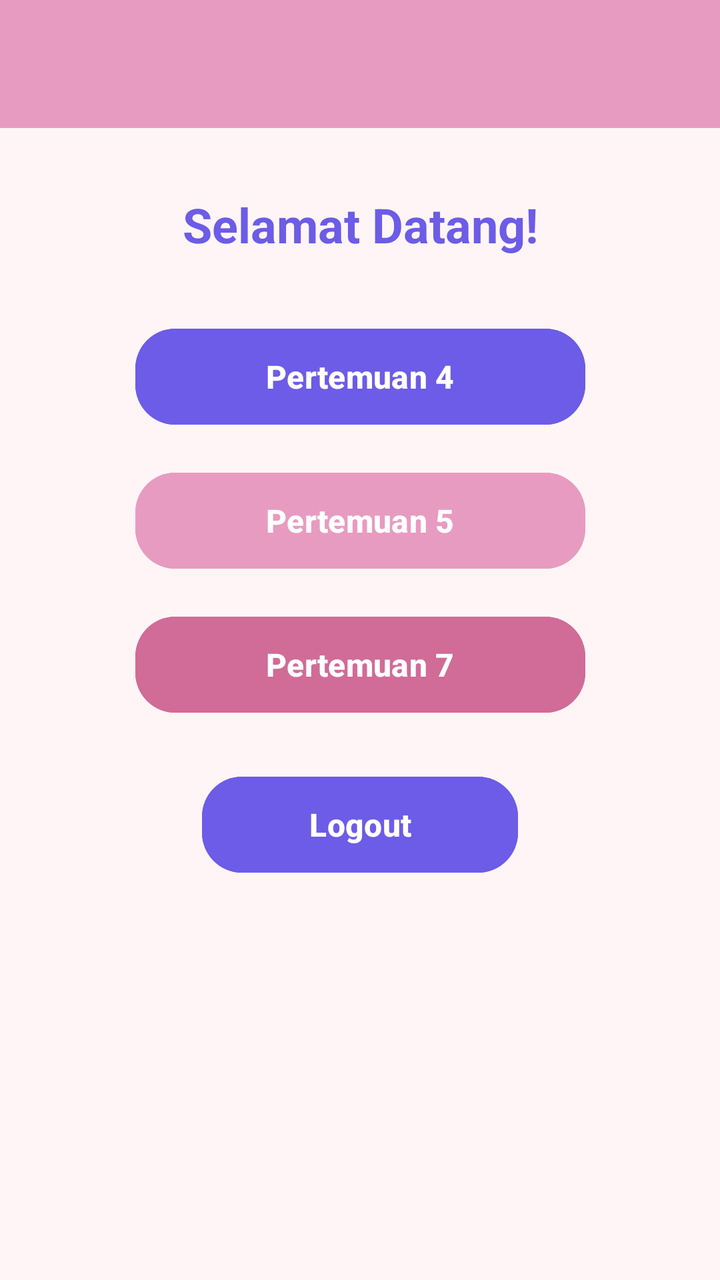
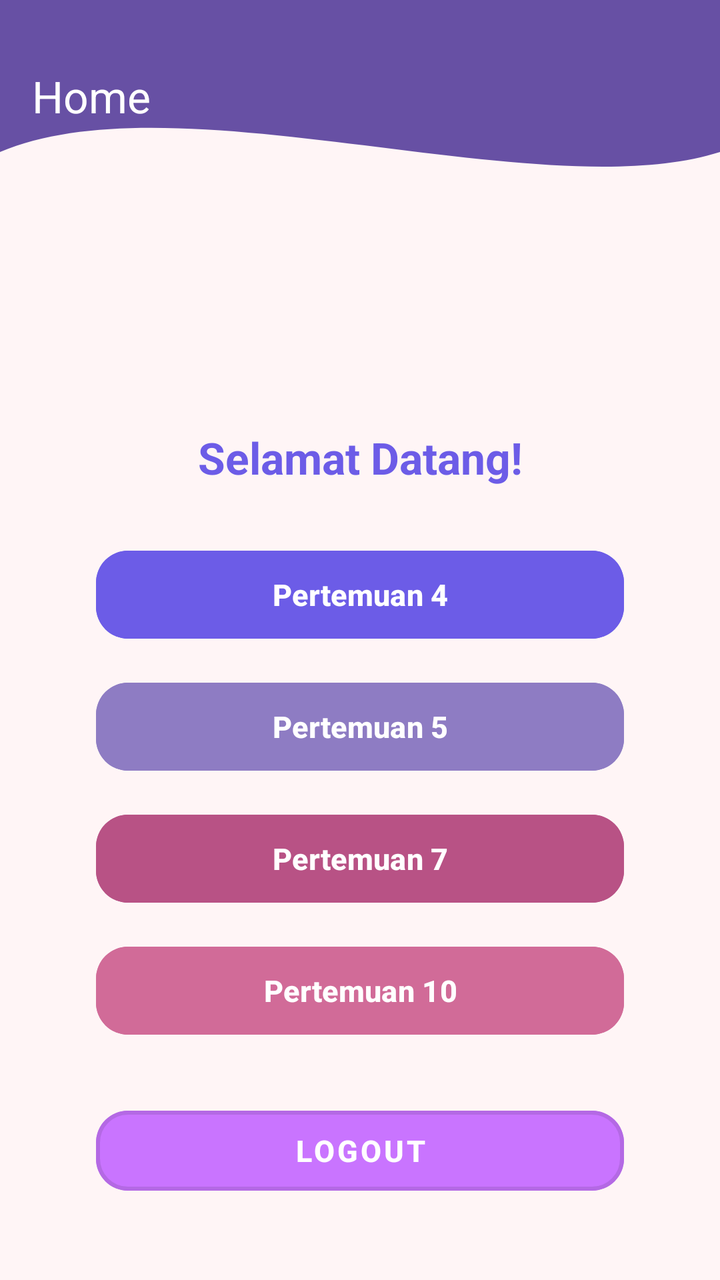

The first picture is an Android layout as it rendered before a commit; the second is the same layout after the commit. The layout source and the unified diff follow.
<!-- AndroidManifest.xml: application theme Theme.Najahtiemobile -->
<!-- res/layout/fragment_home.xml -->
<?xml version="1.0" encoding="utf-8"?>
<androidx.constraintlayout.widget.ConstraintLayout
    xmlns:android="http://schemas.android.com/apk/res/android"
    xmlns:app="http://schemas.android.com/apk/res-auto"
    xmlns:tools="http://schemas.android.com/tools"
    android:layout_width="match_parent"
    android:layout_height="match_parent"
    android:background="#FFF5F6"
    tools:context=".Home.HomeFragment">

    
    <androidx.appcompat.widget.Toolbar
        android:id="@+id/toolbar"
        android:layout_width="0dp"
        android:layout_height="?attr/actionBarSize"
        android:background="#E89BC0"
        android:title="Home"
        android:titleTextColor="#FFFFFF"
        app:layout_constraintTop_toTopOf="parent"
        app:layout_constraintStart_toStartOf="parent"
        app:layout_constraintEnd_toEndOf="parent" />

    
    <TextView
        android:id="@+id/tvWelcome"
        android:layout_width="wrap_content"
        android:layout_height="wrap_content"
        android:layout_marginTop="32dp"
        android:text="Selamat Datang!"
        android:textColor="#6C5CE7"
        android:textSize="24sp"
        android:textStyle="bold"
        app:layout_constraintTop_toBottomOf="@id/toolbar"
        app:layout_constraintStart_toStartOf="parent"
        app:layout_constraintEnd_toEndOf="parent" />

    
    <Button
        android:id="@+id/btnToFourth"
        android:layout_width="225dp"
        android:layout_height="56dp"
        android:layout_marginTop="32dp"
        android:backgroundTint="#6C5CE7"
        android:text="Pertemuan 4"
        android:textColor="#FFFFFF"
        android:textSize="16sp"
        android:textStyle="bold"
        app:cornerRadius="20dp"
        app:layout_constraintTop_toBottomOf="@id/tvWelcome"
        app:layout_constraintStart_toStartOf="parent"
        app:layout_constraintEnd_toEndOf="parent" />

    
    <Button
        android:id="@+id/btnToFifth"
        android:layout_width="225dp"
        android:layout_height="56dp"
        android:layout_marginTop="16dp"
        android:backgroundTint="#E89BC0"
        android:text="Pertemuan 5"
        android:textColor="#FFFFFF"
        android:textSize="16sp"
        android:textStyle="bold"
        app:cornerRadius="20dp"
        app:layout_constraintTop_toBottomOf="@id/btnToFourth"
        app:layout_constraintStart_toStartOf="parent"
        app:layout_constraintEnd_toEndOf="parent" />

    
    <Button
        android:id="@+id/btnToSeventh"
        android:layout_width="225dp"
        android:layout_height="56dp"
        android:layout_marginTop="16dp"
        android:backgroundTint="#D16B98"
        android:text="Pertemuan 7"
        android:textColor="#FFFFFF"
        android:textSize="16sp"
        android:textStyle="bold"
        app:cornerRadius="20dp"
        app:layout_constraintTop_toBottomOf="@id/btnToFifth"
        app:layout_constraintStart_toStartOf="parent"
        app:layout_constraintEnd_toEndOf="parent" />

    
    <Button
        android:id="@+id/btnLogout"
        android:layout_width="158dp"
        android:layout_height="56dp"
        android:layout_marginTop="24dp"
        android:backgroundTint="#6C5CE7"
        android:text="Logout"
        android:textColor="#FFFFFF"
        android:textSize="16sp"
        android:textStyle="bold"
        app:cornerRadius="20dp"
        app:layout_constraintTop_toBottomOf="@id/btnToSeventh"
        app:layout_constraintStart_toStartOf="parent"
        app:layout_constraintEnd_toEndOf="parent" />

</androidx.constraintlayout.widget.ConstraintLayout>
<!-- resources referenced by this layout -->
<resources>
  <style name="Theme.Najahtiemobile" parent="Base.Theme.Najahtiemobile" />
  <style name="Base.Theme.Najahtiemobile" parent="Theme.Material3.DayNight.NoActionBar">
          
          
      </style>
</resources>

<!-- the commit's change to res/layout/fragment_home.xml (unified diff, before → after) -->
@@ -9,43 +9,58 @@
     tools:context=".Home.HomeFragment">
 
     
+    <View
+        android:id="@+id/background_header"
+        android:layout_width="0dp"
+        android:layout_height="190dp"
+        android:background="@drawable/bg_header_wave"
+        app:layout_constraintStart_toStartOf="parent"
+        app:layout_constraintEnd_toEndOf="parent"
+        app:layout_constraintTop_toTopOf="parent"/>
+
+    
+
+    
+
     <androidx.appcompat.widget.Toolbar
         android:id="@+id/toolbar"
         android:layout_width="0dp"
         android:layout_height="?attr/actionBarSize"
-        android:background="#E89BC0"
-        android:title="Home"
-        android:titleTextColor="#FFFFFF"
+        android:layout_marginTop="16dp"
+        android:background="@android:color/transparent"
+        app:layout_constraintEnd_toEndOf="parent"
+        app:layout_constraintHorizontal_bias="0.0"
+        app:layout_constraintStart_toStartOf="parent"
         app:layout_constraintTop_toTopOf="parent"
-        app:layout_constraintStart_toStartOf="parent"
-        app:layout_constraintEnd_toEndOf="parent" />
+        app:title="Home"
+        app:titleTextColor="#FFFFFF" />
 
-    
     <TextView
         android:id="@+id/tvWelcome"
         android:layout_width="wrap_content"
         android:layout_height="wrap_content"
-        android:layout_marginTop="32dp"
+        android:layout_marginTop="24dp"
         android:text="Selamat Datang!"
         android:textColor="#6C5CE7"
-        android:textSize="24sp"
+        android:textSize="22sp"
         android:textStyle="bold"
-        app:layout_constraintTop_toBottomOf="@id/toolbar"
+        app:layout_constraintTop_toBottomOf="@id/background_header"
         app:layout_constraintStart_toStartOf="parent"
         app:layout_constraintEnd_toEndOf="parent" />
 
     
     <Button
         android:id="@+id/btnToFourth"
-        android:layout_width="225dp"
-        android:layout_height="56dp"
-        android:layout_marginTop="32dp"
+        android:layout_width="0dp"
+        android:layout_height="52dp"
+        android:layout_marginHorizontal="48dp"
+        android:layout_marginTop="28dp"
         android:backgroundTint="#6C5CE7"
         android:text="Pertemuan 4"
         android:textColor="#FFFFFF"
-        android:textSize="16sp"
+        android:textSize="15sp"
         android:textStyle="bold"
-        app:cornerRadius="20dp"
+        app:cornerRadius="16dp"
         app:layout_constraintTop_toBottomOf="@id/tvWelcome"
         app:layout_constraintStart_toStartOf="parent"
         app:layout_constraintEnd_toEndOf="parent" />
@@ -53,15 +68,16 @@
     
     <Button
         android:id="@+id/btnToFifth"
-        android:layout_width="225dp"
-        android:layout_height="56dp"
-        android:layout_marginTop="16dp"
-        android:backgroundTint="#E89BC0"
+        android:layout_width="0dp"
+        android:layout_height="52dp"
+        android:layout_marginHorizontal="48dp"
+        android:layout_marginTop="14dp"
+        android:backgroundTint="#8E7CC3"
         android:text="Pertemuan 5"
         android:textColor="#FFFFFF"
-        android:textSize="16sp"
+        android:textSize="15sp"
         android:textStyle="bold"
-        app:cornerRadius="20dp"
+        app:cornerRadius="16dp"
         app:layout_constraintTop_toBottomOf="@id/btnToFourth"
         app:layout_constraintStart_toStartOf="parent"
         app:layout_constraintEnd_toEndOf="parent" />
@@ -69,33 +85,55 @@
     
     <Button
         android:id="@+id/btnToSeventh"
-        android:layout_width="225dp"
-        android:layout_height="56dp"
-        android:layout_marginTop="16dp"
-        android:backgroundTint="#D16B98"
+        android:layout_width="0dp"
+        android:layout_height="52dp"
+        android:layout_marginHorizontal="48dp"
+        android:layout_marginTop="14dp"
+        android:backgroundTint="#B85285"
         android:text="Pertemuan 7"
         android:textColor="#FFFFFF"
-        android:textSize="16sp"
+        android:textSize="15sp"
         android:textStyle="bold"
-        app:cornerRadius="20dp"
+        app:cornerRadius="16dp"
         app:layout_constraintTop_toBottomOf="@id/btnToFifth"
         app:layout_constraintStart_toStartOf="parent"
         app:layout_constraintEnd_toEndOf="parent" />
 
     
     <Button
-        android:id="@+id/btnLogout"
-        android:layout_width="158dp"
-        android:layout_height="56dp"
-        android:layout_marginTop="24dp"
-        android:backgroundTint="#6C5CE7"
-        android:text="Logout"
+        android:id="@+id/btnToTenth"
+        android:layout_width="0dp"
+        android:layout_height="52dp"
+        android:layout_marginHorizontal="48dp"
+        android:layout_marginTop="14dp"
+        android:backgroundTint="#D16B98"
+        android:text="Pertemuan 10"
         android:textColor="#FFFFFF"
-        android:textSize="16sp"
+        android:textSize="15sp"
         android:textStyle="bold"
-        app:cornerRadius="20dp"
+        app:cornerRadius="16dp"
         app:layout_constraintTop_toBottomOf="@id/btnToSeventh"
         app:layout_constraintStart_toStartOf="parent"
         app:layout_constraintEnd_toEndOf="parent" />
 
+    
+    <com.google.android.material.button.MaterialButton
+        android:id="@+id/btnLogout"
+        style="@style/Widget.MaterialComponents.Button.OutlinedButton"
+        android:layout_width="0dp"
+        android:layout_height="52dp"
+        android:layout_marginHorizontal="48dp"
+        android:layout_marginTop="28dp"
+        android:text="Logout"        android:textColor="#FFFFFF"
+
+
+        android:textSize="15sp"
+        android:textStyle="bold"
+        android:backgroundTint="#C974FF"
+        app:strokeWidth="2dp"
+        app:cornerRadius="16dp"
+        app:layout_constraintTop_toBottomOf="@id/btnToTenth"
+        app:layout_constraintStart_toStartOf="parent"
+        app:layout_constraintEnd_toEndOf="parent" />
+
 </androidx.constraintlayout.widget.ConstraintLayout>
<!-- resource entries referenced after the edit -->
@@ -1,5 +1,25 @@
 <!-- resources referenced by this layout -->
 <resources>
+  <!-- drawable bg_header_wave (drawable) -->
+  <?xml version="1.0" encoding="utf-8"?>
+  <vector xmlns:android="http://schemas.android.com/apk/res/android"
+      android:width="100dp"
+      android:height="100dp"
+      android:viewportWidth="100"
+      android:viewportHeight="100">
+  
+      
+      <path
+          android:fillColor="?attr/colorPrimary"
+          android:pathData="
+              M0,0
+              L100,0
+              L100,40
+              C 75,55
+                25,20
+                0,40
+              Z" />
+  </vector>
   <style name="Theme.Najahtiemobile" parent="Base.Theme.Najahtiemobile" />
   <style name="Base.Theme.Najahtiemobile" parent="Theme.Material3.DayNight.NoActionBar">
           
